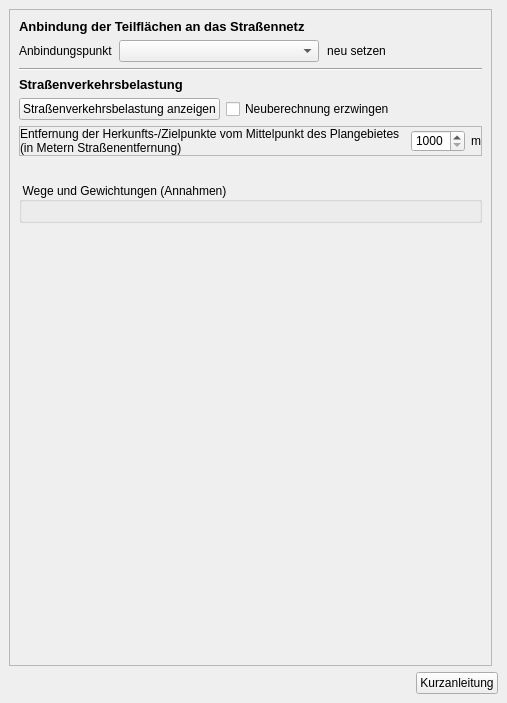
projektcheck/ProjektCheck-QGIS, file projektcheck/ui/ProjektCheck_dockwidget_analysis_03-ViU.ui: the form before one commit.
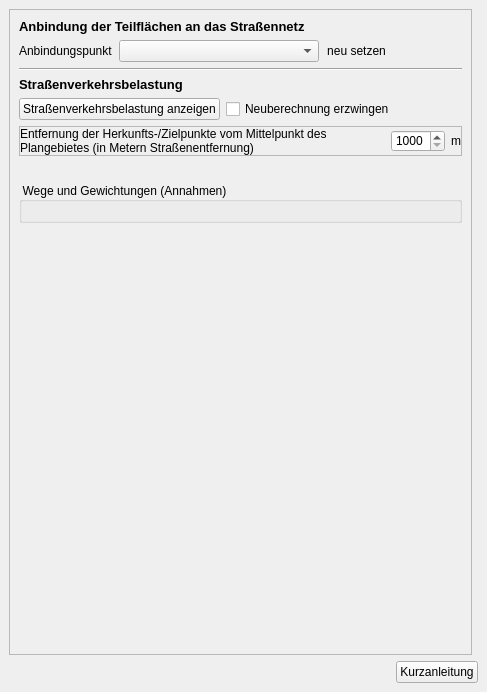
The form after the commit. Icons and pictures are not drawn.

Commit message: finshed design using QgsCollapsibleGroupBoxes and ScrollAreas

Patch:
```diff
--- a/projektcheck/ui/ProjektCheck_dockwidget_analysis_03-ViU.ui
+++ b/projektcheck/ui/ProjektCheck_dockwidget_analysis_03-ViU.ui
@@ -9,8 +9,8 @@
    <rect>
     <x>0</x>
     <y>0</y>
-    <width>507</width>
-    <height>703</height>
+    <width>487</width>
+    <height>692</height>
    </rect>
   </property>
   <property name="styleSheet">
@@ -67,8 +67,8 @@
         <rect>
          <x>0</x>
          <y>0</y>
-         <width>481</width>
-         <height>629</height>
+         <width>461</width>
+         <height>618</height>
         </rect>
        </property>
        <layout class="QVBoxLayout" name="verticalLayout_2">
```
Left out of the diff: 6 changed lines with no effect on the pictures. The commit also changes 7 other files.
